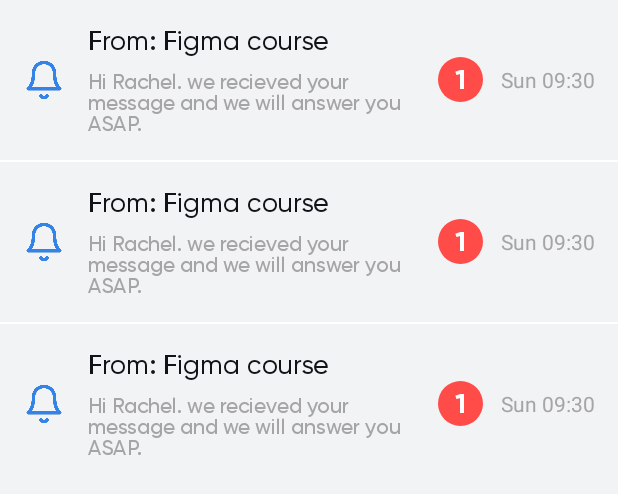
After one commit to Zeynal-kara/NaylaP1, an Android app: the layout fragment_inbox.xml on its own in the app's theme, with its tools: preview values and no code run, on a phone screen of 412 x 824 dp. The commit adds this screen. Shown: the top 494 px of the screen. Run offline under Robolectric (Android 15) with nearby library versions, the phone set to English and light mode, and no system bars.

Commit message:
inbox ekranı tasarımı yapıldı

```diff
--- /dev/null
+++ b/app/src/main/res/drawable/num_count_bg.xml
@@ -0,0 +1,6 @@
+<?xml version="1.0" encoding="utf-8"?>
+
+<shape xmlns:android="http://schemas.android.com/apk/res/android">
+    <solid android:color="@color/_colorOrange"/>
+    <corners android:radius="20dp"/>
+</shape>
--- /dev/null
+++ b/app/src/main/res/layout/fragment_inbox.xml
@@ -0,0 +1,10 @@
+<?xml version="1.0" encoding="utf-8"?>
+
+
+<ListView xmlns:android="http://schemas.android.com/apk/res/android"
+    xmlns:tools="http://schemas.android.com/tools"
+    android:layout_width="match_parent"
+    android:layout_height="wrap_content"
+    android:divider="@color/_colorWhite"
+    android:dividerHeight="1dp"
+    tools:listitem="@layout/inbox_list_item" />
--- a/app/src/main/res/layout/fragment_profile.xml
+++ b/app/src/main/res/layout/fragment_profile.xml
@@ -1,13 +1,15 @@
 <?xml version="1.0" encoding="utf-8"?>
-<ScrollView xmlns:android="http://schemas.android.com/apk/res/android"
+<androidx.core.widget.NestedScrollView xmlns:android="http://schemas.android.com/apk/res/android"
     xmlns:app="http://schemas.android.com/apk/res-auto"
     xmlns:tools="http://schemas.android.com/tools"
+    android:layout_width="match_parent"
     android:layout_height="match_parent"
-    android:layout_width="match_parent">
+
+    >
 
     <LinearLayout
         android:layout_width="match_parent"
-        android:layout_height="wrap_content"
+        android:layout_height="match_parent"
         android:orientation="vertical">
 
         <RelativeLayout
@@ -267,4 +269,4 @@
 
     </LinearLayout>
 
-</ScrollView>
+</androidx.core.widget.NestedScrollView>
--- /dev/null
+++ b/app/src/main/res/layout/inbox_list_item.xml
@@ -0,0 +1,89 @@
+<?xml version="1.0" encoding="utf-8"?>
+<LinearLayout xmlns:android="http://schemas.android.com/apk/res/android"
+    xmlns:app="http://schemas.android.com/apk/res-auto"
+    xmlns:tools="http://schemas.android.com/tools"
+    android:layout_width="match_parent"
+    android:layout_height="wrap_content"
+    android:orientation="horizontal"
+    android:padding="15dp"
+    android:weightSum="3">
+
+    <LinearLayout
+        android:layout_width="0dp"
+        android:layout_height="match_parent"
+        android:layout_weight="2"
+        android:gravity="center"
+        android:orientation="horizontal">
+
+        <ImageView
+            android:id="@+id/img_inbox_list_item_icon"
+            android:layout_width="wrap_content"
+            android:layout_height="28dp"
+            android:layout_marginRight="15dp"
+            android:adjustViewBounds="true"
+            app:srcCompat="@drawable/feather_bell" />
+
+        <LinearLayout
+            android:layout_width="match_parent"
+            android:layout_height="wrap_content"
+            android:orientation="vertical">
+
+            <TextView
+                android:id="@+id/tv_inbox_list_item_title"
+                android:layout_width="match_parent"
+                android:layout_height="wrap_content"
+                android:text="From: Figma course"
+                android:textColor="@color/_colorTextBlack"
+                android:textSize="18sp"
+                app:fontFamily="@font/gilroy_medium" />
+
+            <TextView
+                android:id="@+id/tv_inbox_list_item_content"
+                android:layout_width="wrap_content"
+                android:layout_height="wrap_content"
+                android:layout_marginTop="7dp"
+                android:layout_weight="1"
+                android:text="Hi Rachel. we recieved your message and we will answer you ASAP."
+                android:textColor="@color/_colorTextGrey3"
+                app:fontFamily="@font/gilroy_medium" />
+        </LinearLayout>
+    </LinearLayout>
+
+    <LinearLayout
+        android:layout_width="0dp"
+        android:layout_height="match_parent"
+        android:layout_weight="1"
+        android:gravity="right|center_vertical"
+        android:orientation="horizontal">
+
+        <RelativeLayout
+            android:id="@+id/rl_inbox_list_item_counter"
+            android:layout_width="wrap_content"
+            android:layout_height="wrap_content">
+
+            <View
+                android:id="@+id/view3"
+                android:layout_width="30dp"
+                android:layout_height="30dp"
+                android:background="@drawable/num_count_bg" />
+
+            <TextView
+                android:id="@+id/tv_inbox_list_item_num"
+                android:layout_width="wrap_content"
+                android:layout_height="wrap_content"
+                android:layout_centerInParent="true"
+                android:text="1"
+                android:textColor="@color/_colorWhite"
+                android:textSize="18sp"
+                app:fontFamily="@font/gilroy_bold" />
+        </RelativeLayout>
+
+        <TextView
+            android:id="@+id/tv_inbox_list_item_date"
+            android:layout_width="wrap_content"
+            android:layout_height="wrap_content"
+            android:layout_marginLeft="12dp"
+            android:text="Sun 09:30"
+            android:textColor="@color/_colorTextGrey3" />
+    </LinearLayout>
+</LinearLayout>
--- a/app/src/main/res/values/colors.xml
+++ b/app/src/main/res/values/colors.xml
@@ -7,6 +7,7 @@
     <color name="_colorTextBlack">#111318</color>
     <color name="_colorTextGrey">#C4C4C4</color>
     <color name="_colorTextGrey2">#C9C9C9</color>
+    <color name="_colorTextGrey3">#A5A5A5</color>
 
     <color name="_colorBgGrey">#ECEDEF</color>
     <color name="_colorWinBackground">#F2F3F5</color>
@@ -15,4 +16,6 @@
     <color name="_colorTrasBlue">#3485E8</color>
     <color name="_colorTrasGreen">#30E3CA</color>
     <color name="_colorTrasYellow">#F9CE00</color>
+
+    <color name="_colorOrange">#FF4C49</color>
 </resources>
```
Also changed, not shown: app/src/main/res/drawable-hdpi/feather_bell.png (added), app/src/main/res/drawable-mdpi/feather_bell.png (added), app/src/main/res/drawable-xhdpi/feather_bell.png (added), app/src/main/res/drawable-xxhdpi/feather_bell.png (added), app/src/main/res/drawable-xxxhdpi/feather_bell.png (added), app/src/main/res/font/gilroy_extra_bold.ttf (added).
